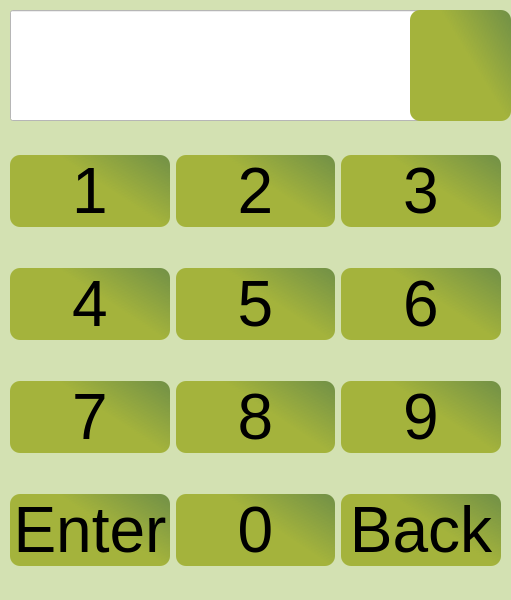
Old version of the form logindialog.ui in the repository darryusa/QtProcess.
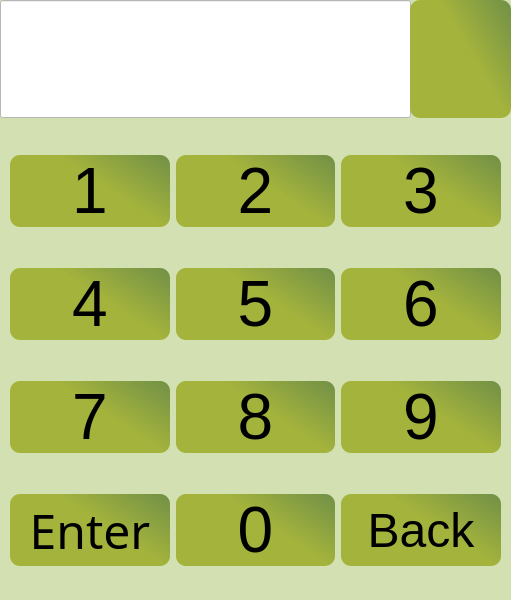
New version of the form. Icons and pictures are not drawn.

```diff
--- a/logindialog.ui
+++ b/logindialog.ui
@@ -218,9 +218,15 @@
       <property name="enabled">
        <bool>true</bool>
       </property>
+      <property name="sizePolicy">
+       <sizepolicy hsizetype="Preferred" vsizetype="Preferred">
+        <horstretch>0</horstretch>
+        <verstretch>0</verstretch>
+       </sizepolicy>
+      </property>
       <property name="font">
        <font>
-        <pointsize>48</pointsize>
+        <pointsize>36</pointsize>
         <weight>50</weight>
         <italic>false</italic>
         <bold>false</bold>
@@ -284,9 +290,16 @@
       <property name="enabled">
        <bool>true</bool>
       </property>
+      <property name="sizePolicy">
+       <sizepolicy hsizetype="Preferred" vsizetype="Preferred">
+        <horstretch>0</horstretch>
+        <verstretch>0</verstretch>
+       </sizepolicy>
+      </property>
       <property name="font">
        <font>
-        <pointsize>48</pointsize>
+        <family>Sans Serif</family>
+        <pointsize>36</pointsize>
         <weight>50</weight>
         <italic>false</italic>
         <bold>false</bold>
@@ -447,10 +460,10 @@
   <widget class="QLineEdit" name="lineEdit">
    <property name="geometry">
     <rect>
-     <x>10</x>
-     <y>10</y>
+     <x>0</x>
+     <y>0</y>
      <width>411</width>
-     <height>111</height>
+     <height>118</height>
     </rect>
    </property>
    <property name="font">
@@ -475,9 +488,9 @@
    <property name="geometry">
     <rect>
      <x>410</x>
-     <y>10</y>
+     <y>0</y>
      <width>101</width>
-     <height>111</height>
+     <height>118</height>
     </rect>
    </property>
    <property name="styleSheet">
```
Left out of the diff: 3 changed lines with no effect on the pictures.
